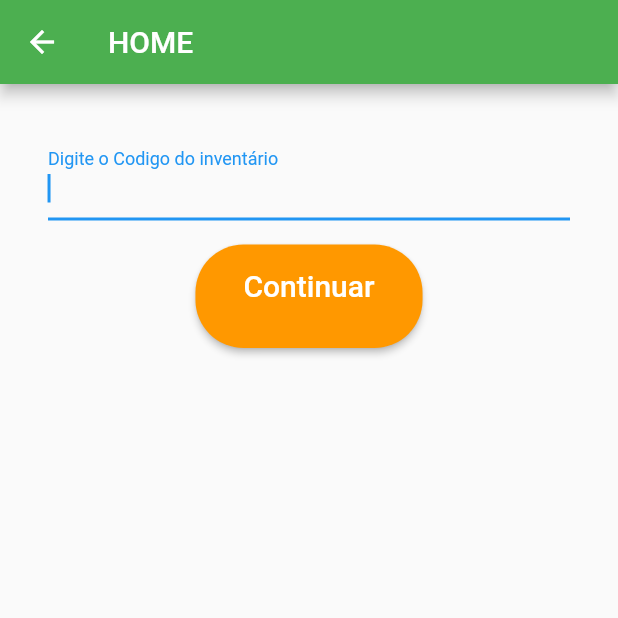
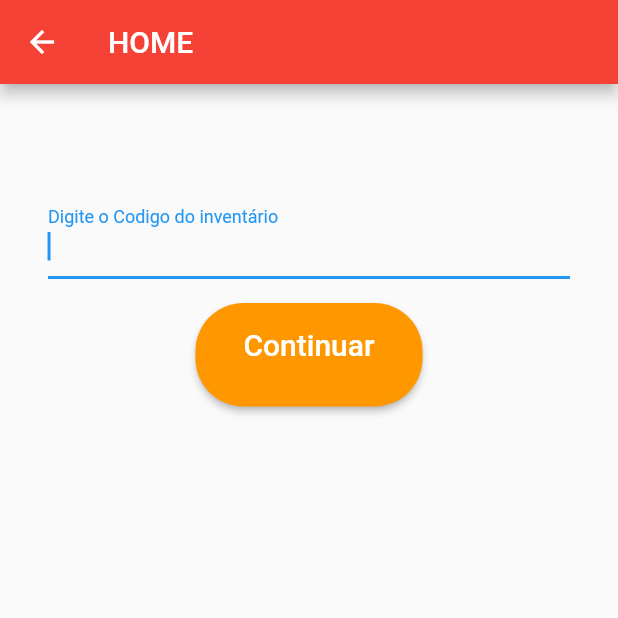
Before and after one commit to hebertholiveira/INV-APP, a Flutter app: the Home screen opened directly, after a tap on "Continuar", on a phone screen of 412 x 824 dp, the top half of it. Run offline on Flutter 3.47's test engine with Material 2 defaults, Android fonts, the phone set to English and light mode, and no system bars; our stand-ins replace sqflite; accounts and stored records are empty.

```diff
--- a/lib/CallAPI.dart
+++ b/lib/CallAPI.dart
@@ -3,10 +3,11 @@ import 'package:http/http.dart' as http;
 import 'Glob.dart';
 class CallAPI
 {
-  String sUrl = Global().GetUrls(1);
 
-  Future<http.Response> findInv(String InvId, String sUser, String sToken) async
+
+  findInv(String InvId, String sUser, String sToken) async
   {
+      String sUrl = await Global().GetUrls(1);
       Map<String, String> map_headers = {
         'Content-Type': "application/json",
         'user': sUser,
--- a/lib/Glob.dart
+++ b/lib/Glob.dart
@@ -1,12 +1,15 @@
 import 'package:bigwhoinventario/sqliteDao/daoSqliteConfig.dart';
 import 'package:bigwhoinventario/sqliteDao/mConfig.dart';
 
+import 'sqliteDao/mUsuario.dart';
+
 class Global {
 
-  String _UrlApiCad="http://0.0.0.0:0000/inventario-cad/v1";
+   static var objUser = new mUsuario();
 
   GetUrls(int iUrl) async
   {
+    String _UrlApiCad="http://0.0.0.0:0000/inventario-cad/v1";
     var list = await daoSqliteConfig().getConfig();
 
     if(list != null)
--- a/lib/Home.dart
+++ b/lib/Home.dart
@@ -1,8 +1,10 @@
+import 'package:bigwhoinventario/SelecaoEndereco.dart';
 import 'package:flutter/material.dart';
 import 'package:http/http.dart' as http;
 import 'CallAPI.dart';
 import 'dart:convert';
 
+import 'Glob.dart';
 import 'InvetarioOperacao.dart';
 
 class Home extends StatefulWidget {
@@ -11,21 +13,61 @@ class Home extends StatefulWidget {
 }
 
 class _HomeState extends State<Home> {
+  TextEditingController _controllerCodigoInv = TextEditingController();
+  String _mensagemErro="";
 
-  TextEditingController _controllerCodigoInv = TextEditingController();
   _findInvetario() async
   {
-    http.Response resp;
-    var response = await CallAPI().findInv("9", "xx", "x");
 
-    print("Resposta "+ json.decode(response.body).toString());
+      print("@SIS HOME 0");
+        var response = await CallAPI().findInv(_controllerCodigoInv.text, Global.objUser.ID, Global.objUser.Token);
+        print("@SIS HOME 1");
+        if (response.statusCode.toString() == "404") {
+          setState(() {
+            _mensagemErro = "Inventário não encontrado";
+          });
+          return;
+        }
 
-    Navigator.push(
-        context,
-        MaterialPageRoute(
-            builder: (context) => InventarioOperacao()
-        )
-    );
+        if (response.statusCode.toString() == "401") {
+          setState(() {
+            _mensagemErro = "Acesso não autorizado";
+          });
+          return;
+        }
+
+        if (response.statusCode.toString() != "200") {
+          setState(() {
+            _mensagemErro = "Busca apresentou inconsistência";
+          });
+          return;
+        }
+
+        Map<String, dynamic> retorno = json.decode(response.body);
+
+      if(retorno["statusID"].toString() == "5")
+      {
+        setState(() {
+          _mensagemErro = "Inventário já  se encontra FINALIZADO.";
+        });
+        return;
+      }
+
+      if(retorno["statusID"].toString() != "3")
+      {
+            setState(() {
+              _mensagemErro = "Inventário não se encontra no Status: EM INVENTÁRIO";
+            });
+            return;
+      }
+
+      Navigator.push(
+            context,
+            MaterialPageRoute(
+                builder: (context) => SelecaoEndereco(retorno["idinventario"].toString())
+            )
+        );
+
   }
 
   @override
@@ -33,12 +75,24 @@ class _HomeState extends State<Home> {
     return Scaffold(
       appBar: AppBar(
         title: Text("HOME"),
-        backgroundColor: Colors.green,
+        backgroundColor: Colors.red,
       ),
       body: Container(
         padding: EdgeInsets.all(32),
         child: Column(
           children: <Widget>[
+            Padding(
+              padding: EdgeInsets.only(top: 16),
+              child: Center(
+                child: Text(
+                  _mensagemErro,
+                  style: TextStyle(
+                      color: Colors.red,
+                      fontSize: 20
+                  ),
+                ),
+              ),
+            ),
             TextField(
               controller: _controllerCodigoInv,
               autofocus: true,
--- /dev/null
+++ b/lib/sqliteDao/mUsuario.dart
@@ -0,0 +1,5 @@
+class mUsuario
+{
+  String ID;
+  String Token;
+}
```
Also changed, not shown: lib/Login.dart (+9 -2 lines), lib/SelecaoEndereco.dart (added, +87 -0 lines).
